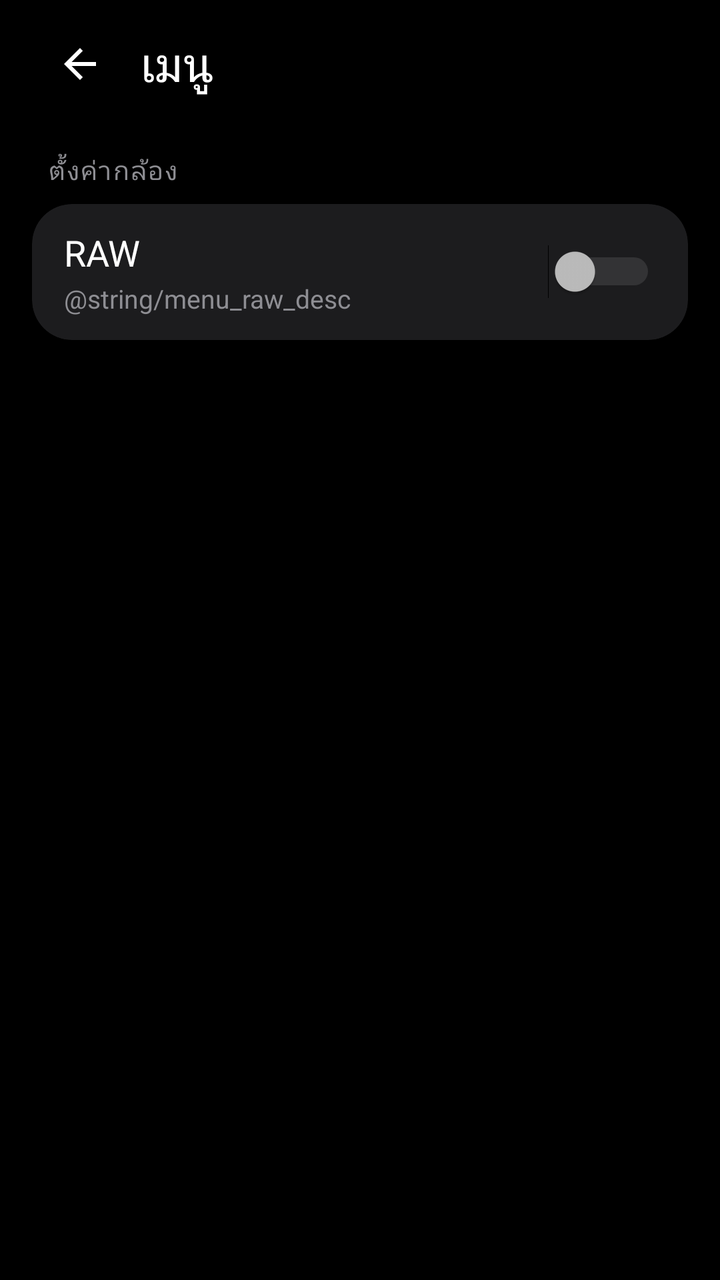
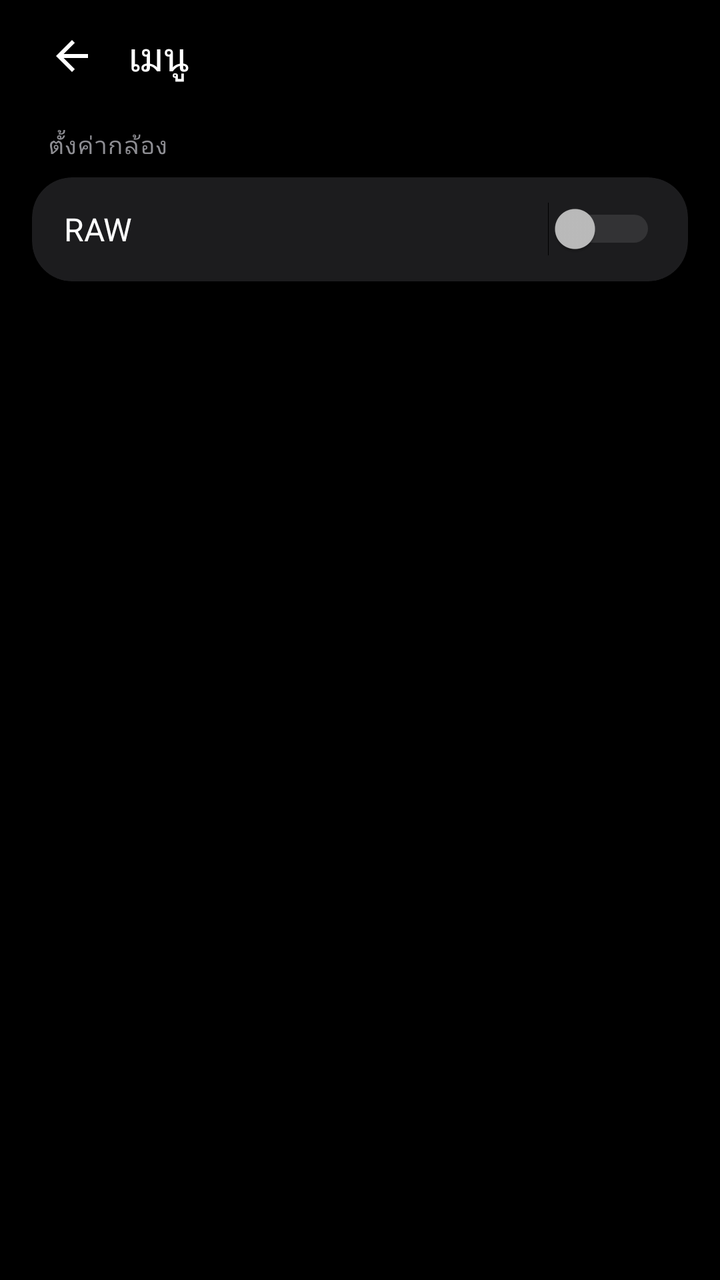

An Android layout rendered at two revisions. The XML below is the earlier revision; the diff shows what the commit changed to produce the second picture.
<!-- AndroidManifest.xml: activity theme Theme.ProCamera -->
<!-- res/layout/activity_menu.xml -->
<?xml version="1.0" encoding="utf-8"?>
<LinearLayout xmlns:android="http://schemas.android.com/apk/res/android"
    android:layout_width="match_parent"
    android:layout_height="match_parent"
    android:background="@color/black_pure"
    android:orientation="vertical">

    <LinearLayout
        android:layout_width="match_parent"
        android:layout_height="64dp"
        android:gravity="center_vertical"
        android:orientation="horizontal"
        android:paddingStart="16dp"
        android:paddingEnd="16dp">

        <ImageView
            android:id="@+id/btn_back"
            android:layout_width="48dp"
            android:layout_height="48dp"
            android:padding="12dp"
            android:background="?android:attr/selectableItemBackgroundBorderless"
            android:contentDescription="@string/cd_back"
            android:scaleType="fitCenter"
            android:src="@drawable/ic_arrow_back"
            android:tint="@android:color/white" />

        <TextView
            android:layout_width="wrap_content"
            android:layout_height="wrap_content"
            android:layout_marginStart="6dp"
            android:text="@string/menu_title"
            android:textColor="@android:color/white"
            android:textSize="24sp" />
    </LinearLayout>

    <TextView
        android:layout_width="wrap_content"
        android:layout_height="wrap_content"
        android:layout_marginTop="12dp"
        android:paddingStart="24dp"
        android:paddingEnd="24dp"
        android:text="@string/menu_section_camera"
        android:textColor="#8E8E93"
        android:textSize="13sp"
        android:letterSpacing="0.06" />

    <LinearLayout
        android:layout_width="match_parent"
        android:layout_height="wrap_content"
        android:layout_marginStart="16dp"
        android:layout_marginEnd="16dp"
        android:layout_marginTop="8dp"
        android:background="@drawable/bg_menu_card"
        android:clipToOutline="true"
        android:orientation="vertical">

        <LinearLayout
            android:id="@+id/row_raw"
            android:layout_width="match_parent"
            android:layout_height="wrap_content"
            android:background="?android:attr/selectableItemBackground"
            android:clickable="true"
            android:focusable="true"
            android:gravity="center_vertical"
            android:minHeight="64dp"
            android:orientation="horizontal"
            android:paddingStart="16dp"
            android:paddingEnd="16dp"
            android:paddingTop="12dp"
            android:paddingBottom="12dp">

            <LinearLayout
                android:layout_width="0dp"
                android:layout_height="wrap_content"
                android:layout_weight="1"
                android:orientation="vertical">

                <TextView
                    android:layout_width="wrap_content"
                    android:layout_height="wrap_content"
                    android:text="@string/menu_raw_title"
                    android:textColor="@android:color/white"
                    android:textSize="18sp" />

                <TextView
                    android:layout_width="wrap_content"
                    android:layout_height="wrap_content"
                    android:layout_marginTop="2dp"
                    android:text="@string/menu_raw_desc"
                    android:textColor="#8E8E93"
                    android:textSize="13sp" />
            </LinearLayout>

            <Switch
                android:id="@+id/switch_raw"
                android:layout_width="wrap_content"
                android:layout_height="wrap_content"
                android:layout_marginStart="16dp"
                android:thumbTint="@color/switch_thumb_tint"
                android:trackTint="@color/switch_track_tint" />
        </LinearLayout>
    </LinearLayout>

</LinearLayout>
<!-- resources referenced by this layout -->
<resources>
  <color name="black_pure">#FF000000</color>
  <!-- drawable bg_menu_card (drawable) -->
  <?xml version="1.0" encoding="utf-8"?>
  <shape xmlns:android="http://schemas.android.com/apk/res/android"
      android:shape="rectangle">
      <solid android:color="#1C1C1E" />
      <corners android:radius="20dp" />
  </shape>
  <!-- drawable ic_arrow_back (drawable) -->
  <?xml version="1.0" encoding="utf-8"?>
  <vector xmlns:android="http://schemas.android.com/apk/res/android"
      android:width="24dp"
      android:height="24dp"
      android:viewportWidth="24"
      android:viewportHeight="24">
      <path
          android:fillColor="@android:color/white"
          android:pathData="M20,11H7.83l5.59,-5.59L12,4l-8,8 8,8 1.41,-1.41L7.83,13H20v-2z" />
  </vector>
  <string name="cd_back">Back</string>
  <string name="menu_raw_title">RAW</string>
  <string name="menu_section_camera">ตั้งค่ากล้อง</string>
  <string name="menu_title">เมนู</string>
  <style name="Theme.ProCamera" parent="Base.Theme.ProCamera" />
  <style name="Base.Theme.ProCamera" parent="Theme.MaterialComponents.NoActionBar">
          <item name="android:windowBackground">@color/black_pure</item>
          <item name="android:statusBarColor">@android:color/transparent</item>
          <item name="android:navigationBarColor">@android:color/transparent</item>
          <item name="android:windowLightStatusBar">false</item>
          <item name="android:windowDrawsSystemBarBackgrounds">true</item>
          <item name="android:windowTranslucentStatus">false</item>
          <item name="android:windowTranslucentNavigation">false</item>
          <item name="android:windowFullscreen">false</item>
      </style>
</resources>

<!-- the commit's change to res/layout/activity_menu.xml (unified diff, before → after) -->
@@ -7,10 +7,10 @@
 
     <LinearLayout
         android:layout_width="match_parent"
-        android:layout_height="64dp"
+        android:layout_height="56dp"
         android:gravity="center_vertical"
         android:orientation="horizontal"
-        android:paddingStart="16dp"
+        android:paddingStart="12dp"
         android:paddingEnd="16dp">
 
         <ImageView
@@ -27,21 +27,21 @@
         <TextView
             android:layout_width="wrap_content"
             android:layout_height="wrap_content"
-            android:layout_marginStart="6dp"
+            android:layout_marginStart="4dp"
             android:text="@string/menu_title"
             android:textColor="@android:color/white"
-            android:textSize="24sp" />
+            android:textSize="20sp" />
     </LinearLayout>
 
     <TextView
         android:layout_width="wrap_content"
         android:layout_height="wrap_content"
-        android:layout_marginTop="12dp"
+        android:layout_marginTop="8dp"
         android:paddingStart="24dp"
         android:paddingEnd="24dp"
         android:text="@string/menu_section_camera"
         android:textColor="#8E8E93"
-        android:textSize="13sp"
+        android:textSize="12sp"
         android:letterSpacing="0.06" />
 
     <LinearLayout
@@ -62,40 +62,23 @@
             android:clickable="true"
             android:focusable="true"
             android:gravity="center_vertical"
-            android:minHeight="64dp"
+            android:minHeight="52dp"
             android:orientation="horizontal"
             android:paddingStart="16dp"
-            android:paddingEnd="16dp"
-            android:paddingTop="12dp"
-            android:paddingBottom="12dp">
+            android:paddingEnd="16dp">
 
-            <LinearLayout
+            <TextView
                 android:layout_width="0dp"
                 android:layout_height="wrap_content"
                 android:layout_weight="1"
-                android:orientation="vertical">
-
-                <TextView
-                    android:layout_width="wrap_content"
-                    android:layout_height="wrap_content"
-                    android:text="@string/menu_raw_title"
-                    android:textColor="@android:color/white"
-                    android:textSize="18sp" />
-
-                <TextView
-                    android:layout_width="wrap_content"
-                    android:layout_height="wrap_content"
-                    android:layout_marginTop="2dp"
-                    android:text="@string/menu_raw_desc"
-                    android:textColor="#8E8E93"
-                    android:textSize="13sp" />
-            </LinearLayout>
+                android:text="@string/menu_raw_title"
+                android:textColor="@android:color/white"
+                android:textSize="16sp" />
 
             <Switch
                 android:id="@+id/switch_raw"
                 android:layout_width="wrap_content"
                 android:layout_height="wrap_content"
-                android:layout_marginStart="16dp"
                 android:thumbTint="@color/switch_thumb_tint"
                 android:trackTint="@color/switch_track_tint" />
         </LinearLayout>
